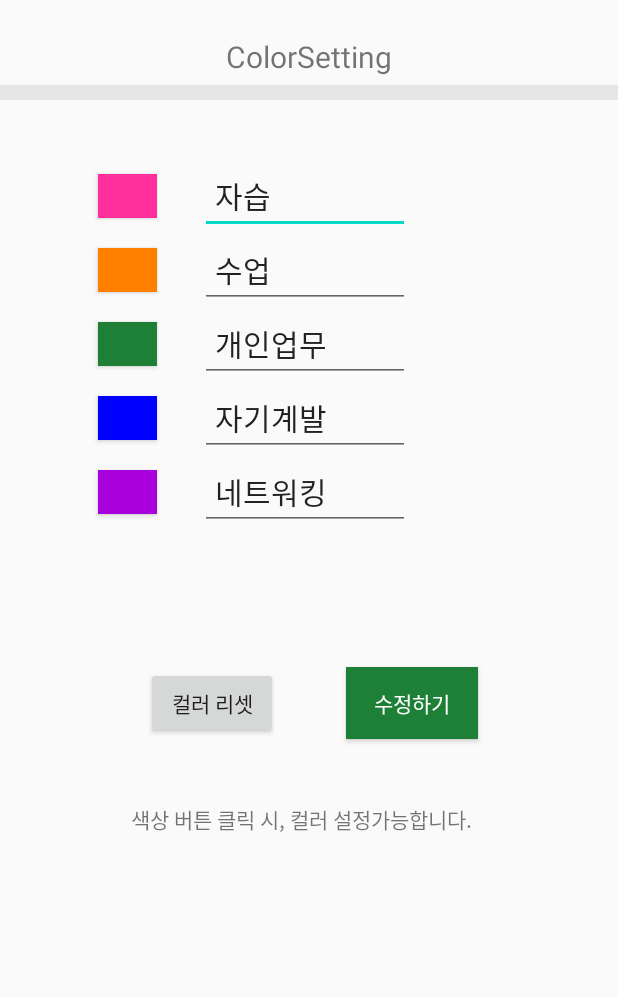
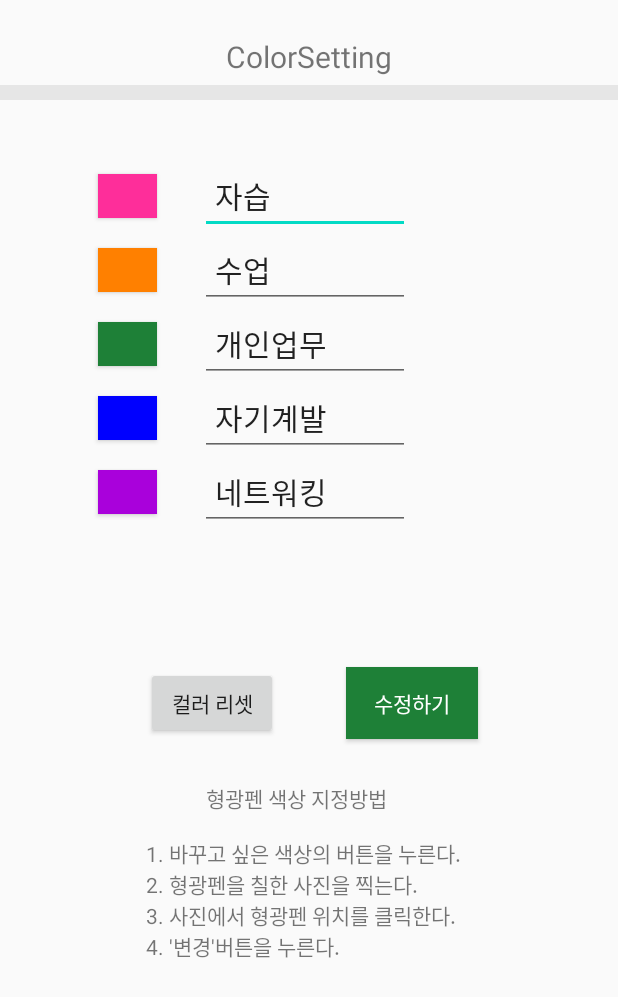
Before and after one commit to HanSeonWoo-zz/ColorCheck, an Android app: the SettingColor screen opened directly, with no data from a screen before it, on a phone screen of 412 x 824 dp. Shown: the top 997 px of the screen. Run offline under Robolectric (Android 15) with nearby library versions, the light colour scheme and no system bars.

Commit message:
소소한 오류 수정
1 날짜통계에서 데이터 바꿨을 때, 표시되는 날짜 바뀌게 수정
2 컬러체크 후 , PickedDate 바로 반영되게 수정
3. 엑셀 날짜 형식으로 내보내기

```diff
--- a/app/src/main/java/com/SeonWoo/ColorCheck/BarChartAdapter.java
+++ b/app/src/main/java/com/SeonWoo/ColorCheck/BarChartAdapter.java
@@ -120,7 +120,7 @@ public class BarChartAdapter extends RecyclerView.Adapter<BarChartAdapter.ViewHo
 
         YAxis leftAxis = holder.barChart.getAxisLeft();
         // 최대 최소 지정
-        leftAxis.setAxisMaximum(8f);
+        leftAxis.setAxisMaximum(9f);
         leftAxis.setAxisMinimum(0f);
 
         // 줄 사이 거리 지정
--- a/app/src/main/java/com/SeonWoo/ColorCheck/Camera.java
+++ b/app/src/main/java/com/SeonWoo/ColorCheck/Camera.java
@@ -246,6 +246,7 @@ public class Camera extends AppCompatActivity {
                     setGsonPref(mData);
                     SharedPreferences.Editor editor = pref.edit();
                     editor.putString("PickedDate",DateInput_date);
+                    editor.commit();
                     Toast.makeText(getApplicationContext(), "저장 완료", Toast.LENGTH_SHORT).show();
                     finish();
 
--- a/app/src/main/java/com/SeonWoo/ColorCheck/CustomAdapter.java
+++ b/app/src/main/java/com/SeonWoo/ColorCheck/CustomAdapter.java
@@ -98,7 +98,7 @@ public class CustomAdapter extends RecyclerView.Adapter<CustomAdapter.ViewHolder
             public boolean onMenuItemClick(MenuItem item) {
 
                 switch (item.getItemId()) {
-                    case 1002:
+                    case 1001:
                         mData.remove(getAdapterPosition());
                         notifyItemRemoved(getAdapterPosition());
                         notifyItemRangeChanged(getAdapterPosition(), mData.size());
--- a/app/src/main/java/com/SeonWoo/ColorCheck/Static_Day.java
+++ b/app/src/main/java/com/SeonWoo/ColorCheck/Static_Day.java
@@ -71,7 +71,7 @@ public class Static_Day extends AppCompatActivity {
         mPieData = setPieData();
 
         pieRecycler.setLayoutManager(new LinearLayoutManager(this));
-        pAdapter = new PieChartAdapter(this, mPieData, pref.getString("PickedDate", "2020년 06월 15일 월"), mArrayList.size());
+        pAdapter = new PieChartAdapter(this, mPieData, PickedDate.getText().toString(), mArrayList.size());
         pieRecycler.setAdapter(pAdapter);
 
         PINK_Custom = pref.getInt("RGB_PINK",PINK);
@@ -125,7 +125,7 @@ public class Static_Day extends AppCompatActivity {
             public void afterTextChanged(Editable arg0) {
                 // 데이터 업데이트
                 mPieData = setPieData();
-                pAdapter = new PieChartAdapter(getApplicationContext(), mPieData, pref.getString("PickedDate", "2020년 06월 15일 월"), mArrayList.size());
+                pAdapter = new PieChartAdapter(getApplicationContext(), mPieData, PickedDate.getText().toString(), mArrayList.size());
                 pieRecycler.setAdapter(pAdapter);
 
                 // VISIBLE을 껐다가 켜주면 업데이트가 반영됨.
--- a/app/src/main/res/layout/activity_custom_color.xml
+++ b/app/src/main/res/layout/activity_custom_color.xml
@@ -13,7 +13,7 @@
         app:layout_constraintBottom_toBottomOf="parent"
         app:layout_constraintEnd_toEndOf="parent"
         app:layout_constraintStart_toStartOf="parent"
-        app:layout_constraintTop_toTopOf="parent" />
+        app:layout_constraintTop_toBottomOf="@+id/textView12" />
 
     <ProgressBar
         android:id="@+id/progressBar2"
--- a/app/src/main/res/layout/activity_setting_color.xml
+++ b/app/src/main/res/layout/activity_setting_color.xml
@@ -197,7 +197,9 @@
         android:id="@+id/textView13"
         android:layout_width="wrap_content"
         android:layout_height="wrap_content"
-        android:text="색상 버튼 클릭 시, 컬러 설정가능합니다."
+        android:text="             형광펜 색상 지정방법\n\n 1. 바꾸고 싶은 색상의 버튼을 누른다.\n
+2. 형광펜을 칠한 사진을 찍는다. \n 3. 사진에서 형광펜 위치를 클릭한다.\n
+4. '변경'버튼을 누른다."
         app:layout_constraintBottom_toBottomOf="parent"
         app:layout_constraintEnd_toEndOf="parent"
         app:layout_constraintHorizontal_bias="0.473"
--- a/app/src/main/res/layout/activity_ver_info.xml
+++ b/app/src/main/res/layout/activity_ver_info.xml
@@ -35,7 +35,7 @@
         android:layout_width="wrap_content"
         android:layout_height="wrap_content"
         android:layout_marginTop="8dp"
-        android:text="현재 버전 1.0"
+        android:text="현재 버전 1.2"
         app:layout_constraintEnd_toEndOf="parent"
         app:layout_constraintStart_toStartOf="parent"
         app:layout_constraintTop_toBottomOf="@+id/textView" />
```
Also changed, not shown: app/src/main/java/com/SeonWoo/ColorCheck/Setting.java (+20 -3 lines).
